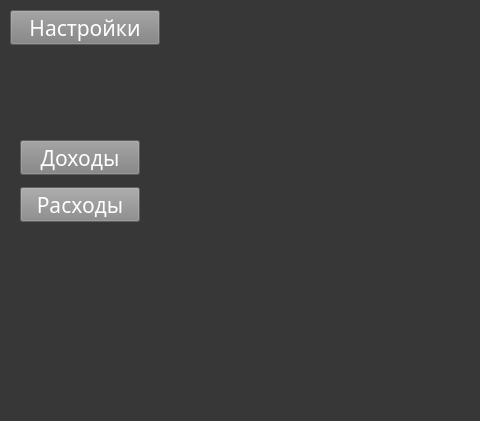
Before: the Qt Designer form ui/main.ui in Protocs/OkayMoney, drawn with Qt 5; both pictures show x 0 to 480 and y 0 to 421 of the 1102 by 670 pixel window.
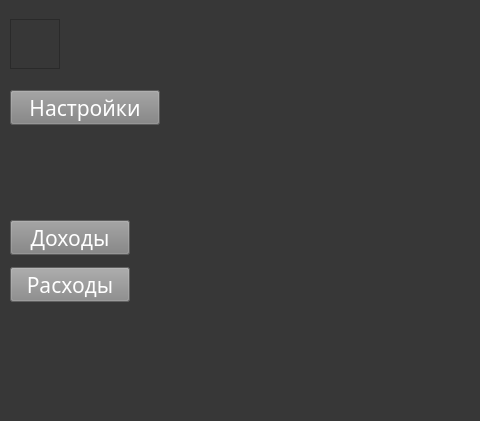
After: the same form once the commit is applied.

Commit message: Добавил отображение залогиненного пользователя в главном окне

The edit to the form file:
```diff
--- a/ui/main.ui
+++ b/ui/main.ui
@@ -172,8 +172,8 @@
    <widget class="QWidget" name="layoutWidget_3">
     <property name="geometry">
      <rect>
-      <x>20</x>
-      <y>130</y>
+      <x>10</x>
+      <y>210</y>
       <width>131</width>
       <height>101</height>
      </rect>
@@ -354,7 +354,7 @@
     <property name="geometry">
      <rect>
       <x>10</x>
-      <y>10</y>
+      <y>90</y>
       <width>150</width>
       <height>35</height>
      </rect>
@@ -385,6 +385,50 @@
      <string>Настройки</string>
     </property>
    </widget>
+   <widget class="QWidget" name="">
+    <property name="geometry">
+     <rect>
+      <x>10</x>
+      <y>10</y>
+      <width>181</width>
+      <height>68</height>
+     </rect>
+    </property>
+    <layout class="QHBoxLayout" name="horizontalLayout_4">
+     <item>
+      <widget class="QGraphicsView" name="icon">
+       <property name="minimumSize">
+        <size>
+         <width>50</width>
+         <height>50</height>
+        </size>
+       </property>
+       <property name="maximumSize">
+        <size>
+         <width>50</width>
+         <height>50</height>
+        </size>
+       </property>
+      </widget>
+     </item>
+     <item>
+      <widget class="QLabel" name="username">
+       <property name="font">
+        <font>
+         <weight>75</weight>
+         <bold>true</bold>
+        </font>
+       </property>
+       <property name="text">
+        <string/>
+       </property>
+       <property name="alignment">
+        <set>Qt::AlignLeading|Qt::AlignLeft|Qt::AlignVCenter</set>
+       </property>
+      </widget>
+     </item>
+    </layout>
+   </widget>
   </widget>
   <widget class="QMenuBar" name="menubar">
    <property name="geometry">
```
The commit also changes 1 other file.
